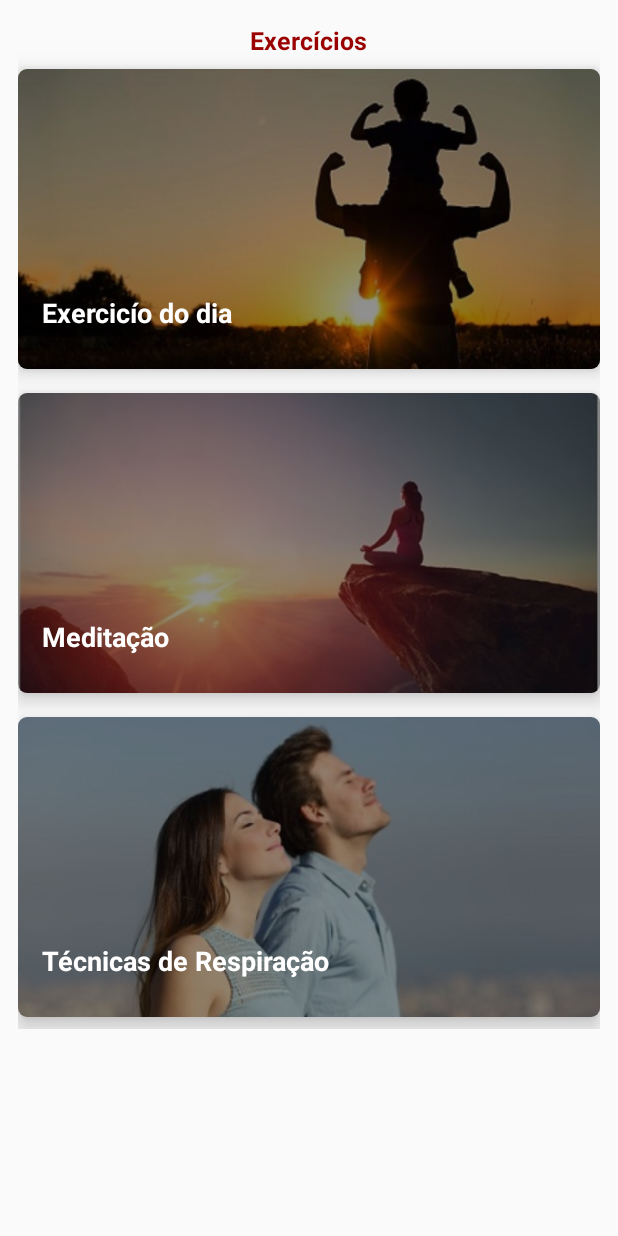
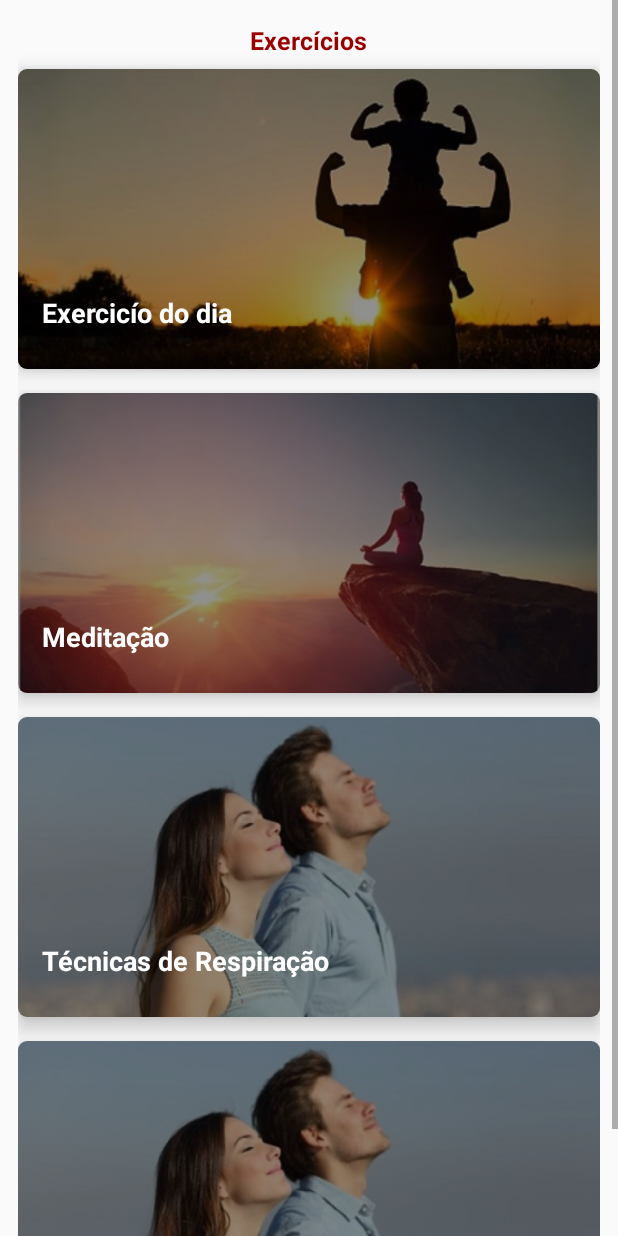
Before and after one commit to AlanAlvesSantos/AutoAjudaAndroid, an Android app: the ExerciciosActivity screen opened directly, with no data from a screen before it, on a phone screen of 412 x 824 dp. Run offline under Robolectric (Android 15) with nearby library versions, the phone set to English and light mode, and no system bars; our stand-ins replace sdp/ssp sizes.

Commit message:
New screen: 7 Lists with good things about you

```diff
--- a/app/src/main/AndroidManifest.xml
+++ b/app/src/main/AndroidManifest.xml
@@ -13,7 +13,8 @@
         android:supportsRtl="true"
         android:theme="@style/AppTheme"
         android:usesCleartextTraffic="true">
-        <activity android:name=".activities.FraseDiaActivity"></activity>
+        <activity android:name=".activities.ReconhecerSeuValorActivity"></activity>
+        <activity android:name=".activities.FraseDiaActivity" />
         <activity android:name=".activities.TecnicasMeditacaoActivity" />
         <activity android:name=".activities.MeditacaoExercicioActivity" />
         <activity android:name=".activities.TecnicasRespiracaoActivity" />
--- a/app/src/main/java/com/e4u/autoajuda/activities/ExerciciosActivity.java
+++ b/app/src/main/java/com/e4u/autoajuda/activities/ExerciciosActivity.java
@@ -15,6 +15,7 @@ public class ExerciciosActivity extends AppCompatActivity {
     CardView card1;
     CardView card2;
     CardView card3;
+    CardView card4;
 
     //criar variavel Cardview p card 2 e 3
 
@@ -32,6 +33,7 @@ public class ExerciciosActivity extends AppCompatActivity {
         card1 = findViewById(R.id.cardExercicio1);
         card2 = findViewById(R.id.cardExercicio2);
         card3 = findViewById(R.id.cardExercicio3);
+        card4 = findViewById(R.id.cardExercicio4);
 
         clickCardViewEvents();
     }
@@ -57,5 +59,11 @@ public class ExerciciosActivity extends AppCompatActivity {
             startActivity(i3);
         });
 
+        card4.setOnClickListener(v -> {
+
+            Intent i3 = new Intent(ExerciciosActivity.this, ReconhecerSeuValorActivity.class);
+            startActivity(i3);
+        });
+
     }
 }
--- a/app/src/main/res/layout/activity_exercicios.xml
+++ b/app/src/main/res/layout/activity_exercicios.xml
@@ -160,6 +160,50 @@
                 </RelativeLayout>
             </androidx.cardview.widget.CardView>
 
+            <androidx.cardview.widget.CardView
+                android:id="@+id/cardExercicio4"
+                android:layout_width="wrap_content"
+                android:layout_height="wrap_content"
+                android:layout_below="@+id/cardExercicio2"
+                android:layout_marginTop="8dp"
+                android:layout_marginBottom="8dp"
+                android:clickable="true"
+                app:cardCornerRadius="6dp"
+                app:cardElevation="8dp">
+
+                <RelativeLayout
+                    android:layout_width="match_parent"
+                    android:layout_height="wrap_content" >
+
+                    <ImageView
+                        android:id="@+id/img4"
+                        android:layout_width="match_parent"
+                        android:layout_height="200dp"
+                        android:scaleType="centerCrop"
+                        android:src="@drawable/imgrespiracaoqueacalma1"
+                        android:transitionName="img" />
+
+                    <ImageView
+                        android:id="@+id/shadow_bottom4"
+                        android:layout_width="match_parent"
+                        android:layout_height="200dp"
+                        android:layout_alignBottom="@+id/img4"
+                        android:src="@drawable/bottom_shadow" />
+
+                    <TextView
+                        android:layout_width="match_parent"
+                        android:layout_height="wrap_content"
+                        android:layout_marginLeft="16dp"
+                        android:layout_marginTop="150dp"
+                        android:layout_marginRight="16dp"
+                        android:text="@string/reconhe_a_seus_valores"
+                        android:textColor="@android:color/white"
+                        android:textSize="18sp"
+                        android:textStyle="bold" />
+
+                </RelativeLayout>
+            </androidx.cardview.widget.CardView>
+
 
         </RelativeLayout>
 
--- a/app/src/main/res/layout/activity_pessoa_melhor.xml
+++ b/app/src/main/res/layout/activity_pessoa_melhor.xml
@@ -24,7 +24,7 @@
                 android:layout_width="wrap_content"
                 android:layout_height="wrap_content"
                 android:layout_centerHorizontal="true"
-                android:text="@string/seja_uma_pessoa_melhor_title"
+                android:text="@string/reconhe_a_seus_valores"
                 android:layout_marginTop="@dimen/margin"
                 android:textColor="@color/red1"
                 android:textSize="@dimen/title_text"
```
Also changed, not shown: app/src/main/java/com/e4u/autoajuda/activities/ReconhecerSeuValorActivity.java (added, +16 -0 lines), app/src/main/res/layout/activity_reconhecer_seu_valor.xml (added, +218 -0 lines), app/src/main/res/values/strings.xml (+9 -0 lines).
